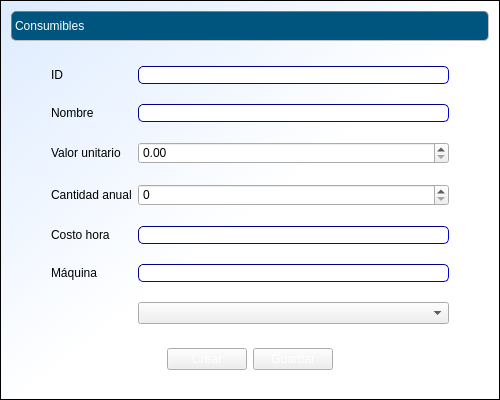
Exxu/cosmec-si, file cosmec/formularioconsumibles.ui: the form before one commit.
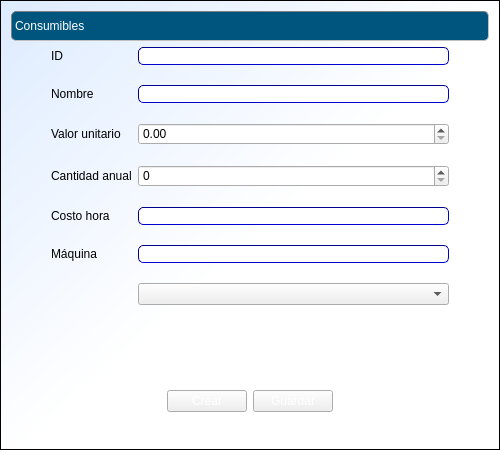
The form after the commit.

```diff
--- a/cosmec/formularioconsumibles.ui
+++ b/cosmec/formularioconsumibles.ui
@@ -7,7 +7,7 @@
     <x>0</x>
     <y>0</y>
     <width>500</width>
-    <height>400</height>
+    <height>450</height>
    </rect>
   </property>
   <property name="windowTitle">
@@ -223,6 +223,56 @@
      </item>
     </layout>
    </item>
+   <item>
+    <spacer name="verticalSpacer_4">
+     <property name="orientation">
+      <enum>Qt::Vertical</enum>
+     </property>
+     <property name="sizeHint" stdset="0">
+      <size>
+       <width>20</width>
+       <height>40</height>
+      </size>
+     </property>
+    </spacer>
+   </item>
+   <item>
+    <layout class="QHBoxLayout" name="horizontalLayout_4">
+     <item>
+      <spacer name="horizontalSpacer_6">
+       <property name="orientation">
+        <enum>Qt::Horizontal</enum>
+       </property>
+       <property name="sizeHint" stdset="0">
+        <size>
+         <width>40</width>
+         <height>20</height>
+        </size>
+       </property>
+      </spacer>
+     </item>
+     <item>
+      <widget class="QLabel" name="label_8">
+       <property name="text">
+        <string/>
+       </property>
+      </widget>
+     </item>
+     <item>
+      <spacer name="horizontalSpacer_5">
+       <property name="orientation">
+        <enum>Qt::Horizontal</enum>
+       </property>
+       <property name="sizeHint" stdset="0">
+        <size>
+         <width>40</width>
+         <height>20</height>
+        </size>
+       </property>
+      </spacer>
+     </item>
+    </layout>
+   </item>
    <item>
     <spacer name="verticalSpacer_2">
      <property name="orientation">
@@ -231,7 +281,7 @@
      <property name="sizeHint" stdset="0">
       <size>
        <width>20</width>
-       <height>14</height>
+       <height>40</height>
       </size>
      </property>
     </spacer>
@@ -292,7 +342,7 @@
      <property name="sizeHint" stdset="0">
       <size>
        <width>20</width>
-       <height>8</height>
+       <height>40</height>
       </size>
      </property>
     </spacer>
```
